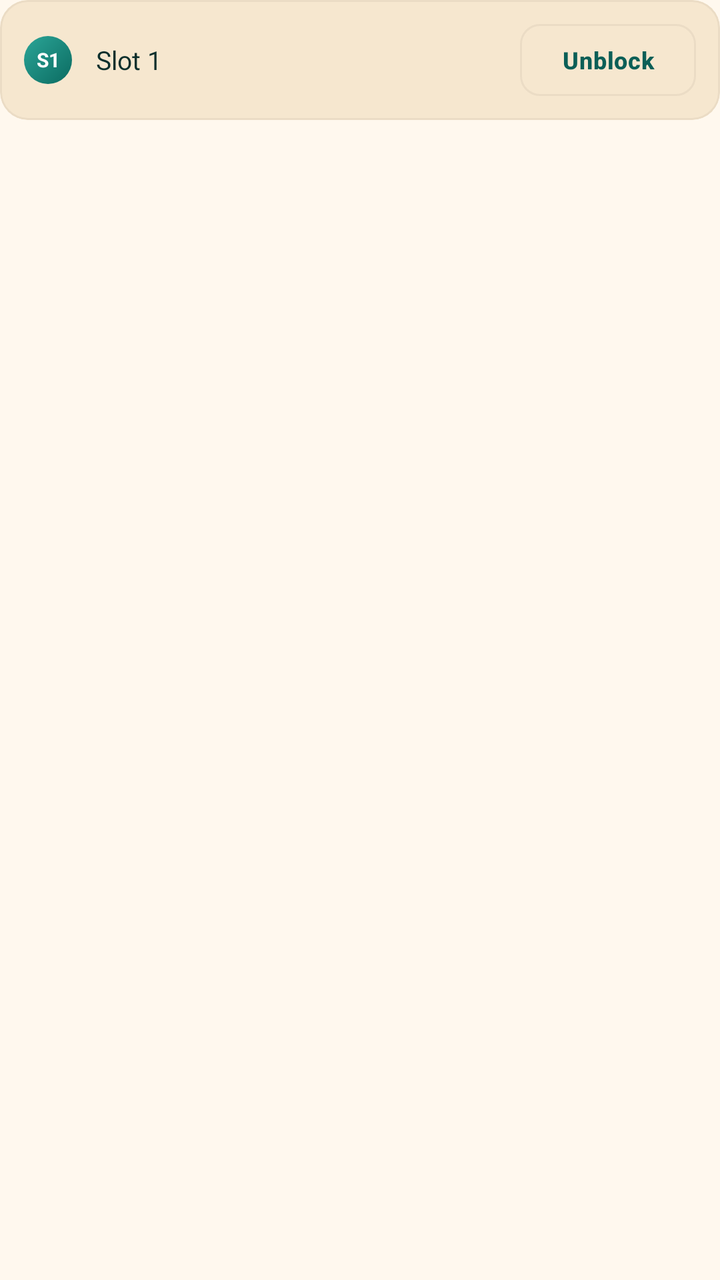
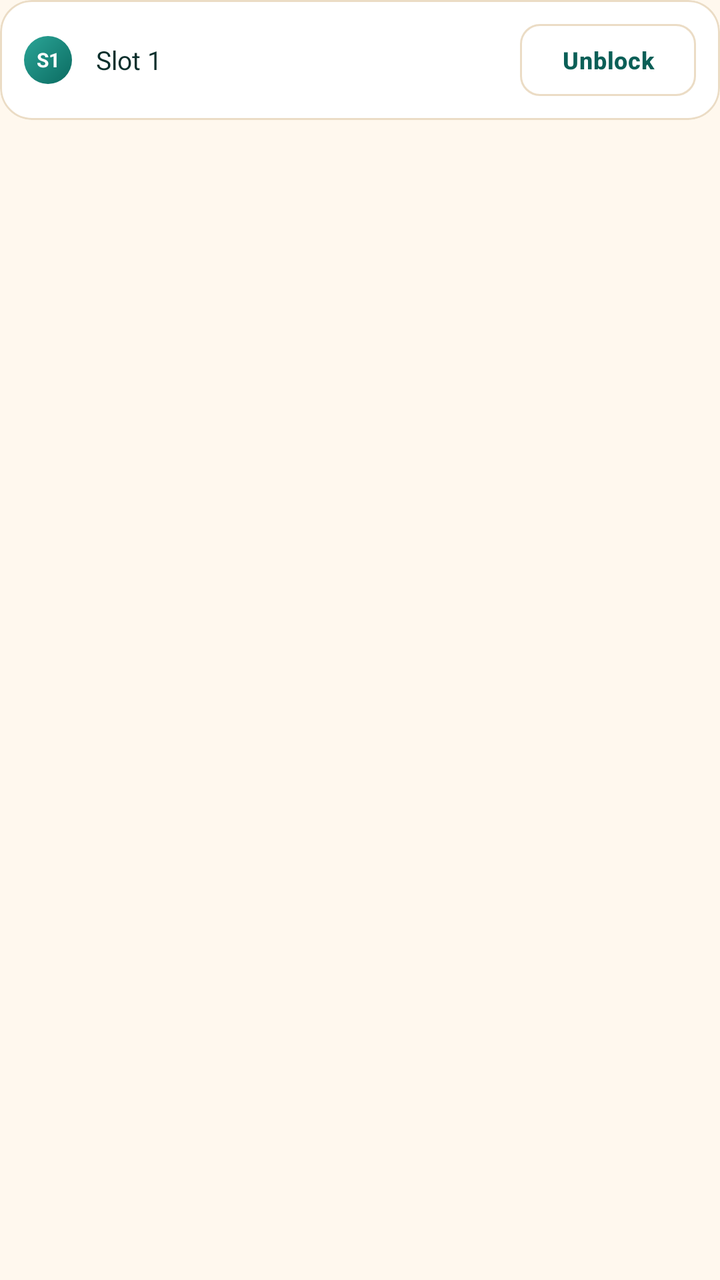

Before-and-after screenshots of an Android layout around one commit, followed by the original layout XML and the change that was made.
<!-- AndroidManifest.xml: application theme AppTheme -->
<!-- res/layout/item_blocked_member.xml -->
<LinearLayout
	xmlns:android="http://schemas.android.com/apk/res/android"
	xmlns:app="http://schemas.android.com/apk/res-auto"
	xmlns:tools="http://schemas.android.com/tools"
	android:layout_width="match_parent"
	android:layout_height="match_parent"
	android:orientation="vertical">
	<com.google.android.material.card.MaterialCardView
		android:id="@+id/cardview1"
		android:layout_width="match_parent"
		android:layout_height="wrap_content"
		android:layout_marginBottom="8dp"
		app:cardBackgroundColor="@color/colorSurfaceRaised"
		app:cardCornerRadius="14dp"
		app:cardElevation="0dp"
		app:strokeWidth="1dp"
		app:strokeColor="@color/colorCardStroke">
		<LinearLayout
			android:id="@+id/linear1"
			android:layout_width="match_parent"
			android:layout_height="wrap_content"
			android:padding="12dp"
			android:gravity="center_vertical"
			android:orientation="horizontal">
			<TextView
				android:id="@+id/tvAvatarInitials"
				android:focusable="false"
				android:layout_width="24dp"
				android:layout_height="24dp"
				android:background="@drawable/bg_avatar"
				android:gravity="center"
				android:text="S1"
				android:textSize="10sp"
				android:textStyle="bold"
				android:textColor="#FFFFFFFF" />
			<TextView
				android:id="@+id/tvMemberDetails"
				android:focusable="false"
				android:layout_width="0dp"
				android:layout_height="wrap_content"
				android:text="Slot 1"
				android:textSize="13sp"
				android:textColor="@color/colorTextPrimary"
				android:layout_weight="1"
				android:layout_marginStart="12dp"
				android:ellipsize="middle"
				android:maxLines="1" />
			<com.google.android.material.button.MaterialButton
				android:id="@+id/btnUnblock"
				android:layout_width="wrap_content"
				android:layout_height="36dp"
				android:text="Unblock"
				android:textSize="12sp"
				style="@style/Widget.MaterialComponents.Button.OutlinedButton"
				android:insetTop="0dp"
				android:insetBottom="0dp"
				android:textAllCaps="false"
				app:cornerRadius="10dp"
				app:strokeColor="@color/colorCardStroke" />
		</LinearLayout>
	</com.google.android.material.card.MaterialCardView>
</LinearLayout>
<!-- resources referenced by this layout -->
<resources>
  <color name="colorCardStroke">#EBDCC5</color>
  <color name="colorSurfaceRaised">#F6E7CF</color>
  <color name="colorTextPrimary">#0B2F2C</color>
  <!-- drawable bg_avatar (drawable) -->
  <?xml version="1.0" encoding="utf-8"?>
  <shape xmlns:android="http://schemas.android.com/apk/res/android" android:shape="oval">
      <gradient
          android:angle="315"
          android:startColor="#FF2BA597"
          android:endColor="#FF0B6B61" />
  </shape>
  <style name="HarvanaPopupMenu" parent="Widget.MaterialComponents.PopupMenu">
          <item name="android:popupBackground">@drawable/bg_popup_menu</item>
          <item name="android:popupElevation">10dp</item>
      </style>
  <style name="HarvanaSpinner" parent="Widget.AppCompat.Spinner">
          <item name="android:popupBackground">@color/colorSurface</item>
          <item name="android:dropDownSelector">@color/colorAccentRipple</item>
      </style>
  <!-- drawable ic_nav_back (drawable) -->
  <?xml version="1.0" encoding="utf-8"?>
  <vector xmlns:android="http://schemas.android.com/apk/res/android"
      android:width="24dp" android:height="24dp" android:viewportWidth="24" android:viewportHeight="24"
      android:autoMirrored="true"
      android:tint="?attr/colorControlNormal">
      <path android:fillColor="#FFFFFFFF" android:pathData="M20,11H7.83l5.59,-5.59L12,4l-8,8 8,8 1.41,-1.41L7.83,13H20v-2z" />
  </vector>
  <style name="HarvanaTextView" parent="android:Widget.TextView">
          <item name="android:textColor">@color/colorTextPrimary</item>
      </style>
  <color name="colorBackground">#FFF8EE</color>
  <color name="colorAccent">#0B5F57</color>
  <color name="colorTextOnAccent">#FFFFFF</color>
  <color name="colorAccentDark">#084A44</color>
  <color name="colorError">#C8443F</color>
  <color name="colorTextPrimaryWhite">#FFFFFF</color>
  <color name="colorControlNormal">#587570</color>
  <color name="colorAccentRipple">#1A0B5F57</color>
  <color name="colorAccentStroke">#330B5F57</color>
  <color name="colorAccentStrong">#053D3A</color>
  <color name="colorSurface">#FFFFFF</color>
  <color name="colorTextSecondary">#3F5F5A</color>
  <color name="colorTextTertiary">#587570</color>
  <!-- drawable bg_popup_menu (drawable) -->
  <?xml version="1.0" encoding="utf-8"?>
  <shape xmlns:android="http://schemas.android.com/apk/res/android" android:shape="rectangle">
      <solid android:color="@color/colorPopupSurface" />
      <stroke android:width="1dp" android:color="@color/colorCardStroke" />
      <corners android:radius="14dp" />
  </shape>
  <style name="HarvanaDialogButton" parent="Widget.MaterialComponents.Button.TextButton.Dialog">
          <item name="android:textColor">@color/colorAccent</item>
          <item name="android:minHeight">48dp</item>
      </style>
  <style name="HarvanaBottomSheetStyle" parent="Widget.MaterialComponents.BottomSheet.Modal">
          <item name="backgroundTint">?attr/colorSurface</item>
          <item name="shapeAppearanceOverlay">@style/HarvanaBottomSheetShape</item>
      </style>
  <color name="colorPopupSurface">#F6E9D2</color>
  <style name="HarvanaBottomSheetShape" parent="">
          <item name="cornerFamily">rounded</item>
          <item name="cornerSizeTopLeft">20dp</item>
          <item name="cornerSizeTopRight">20dp</item>
          <item name="cornerSizeBottomLeft">0dp</item>
          <item name="cornerSizeBottomRight">0dp</item>
      </style>
  <!-- unchanged entries left out for length: 5 -->
</resources>

<!-- the commit's change to res/layout/item_blocked_member.xml (unified diff, before → after) -->
@@ -10,8 +10,8 @@
 		android:layout_width="match_parent"
 		android:layout_height="wrap_content"
 		android:layout_marginBottom="8dp"
-		app:cardBackgroundColor="@color/colorSurfaceRaised"
-		app:cardCornerRadius="14dp"
+		app:cardBackgroundColor="@color/colorSurface"
+		app:cardCornerRadius="16dp"
 		app:cardElevation="0dp"
 		app:strokeWidth="1dp"
 		app:strokeColor="@color/colorCardStroke">
<!-- resource entries referenced after the edit -->
@@ -1,7 +1,6 @@
 <!-- resources referenced by this layout -->
 <resources>
   <color name="colorCardStroke">#EBDCC5</color>
-  <color name="colorSurfaceRaised">#F6E7CF</color>
   <color name="colorTextPrimary">#0B2F2C</color>
   <!-- drawable bg_avatar (drawable) -->
   <?xml version="1.0" encoding="utf-8"?>
@@ -58,7 +57,7 @@
           <item name="backgroundTint">?attr/colorSurface</item>
           <item name="shapeAppearanceOverlay">@style/HarvanaBottomSheetShape</item>
       </style>
-  <color name="colorPopupSurface">#F6E9D2</color>
+  <color name="colorPopupSurface">@color/colorSurface</color>
   <style name="HarvanaBottomSheetShape" parent="">
           <item name="cornerFamily">rounded</item>
           <item name="cornerSizeTopLeft">20dp</item>
